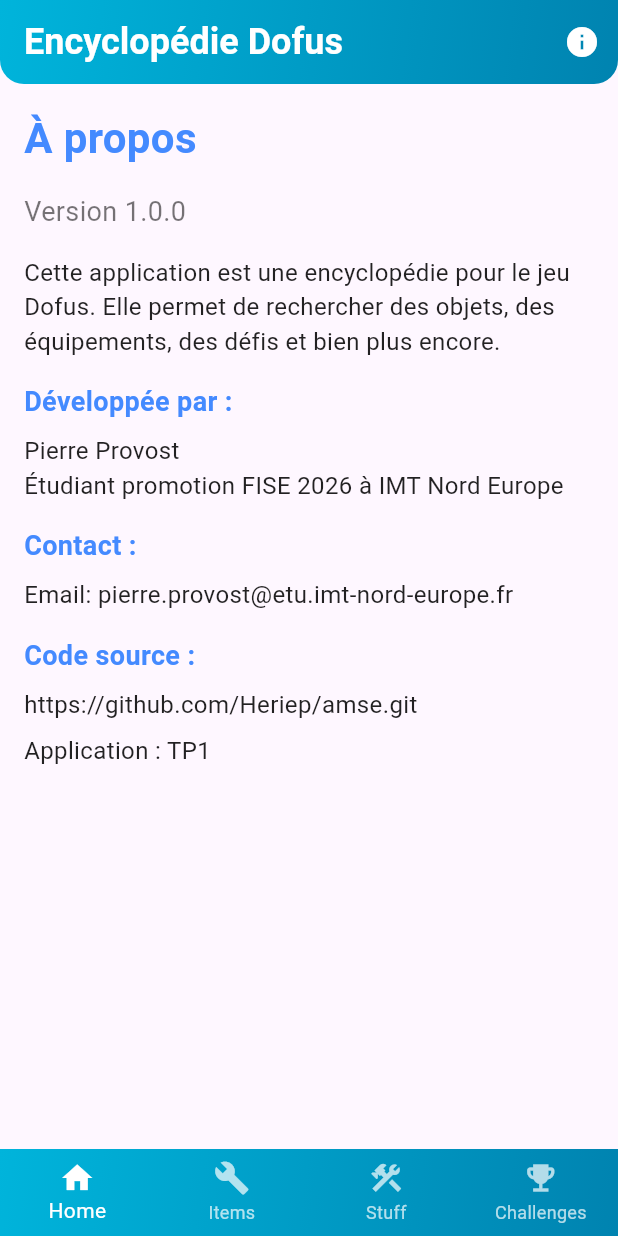
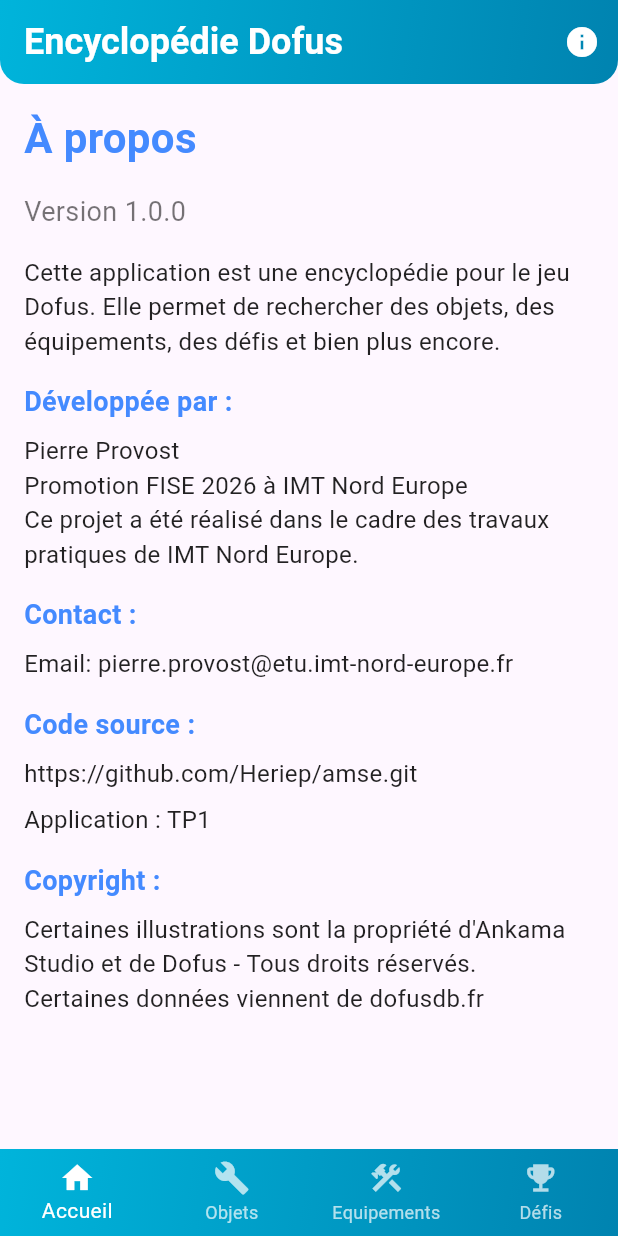
Before and after one commit to Heriep/amse, a Flutter app: the screen it shows after launch, after a tap on the "arrow forward" icon, after a tap on the "info" icon, on a phone screen of 412 x 824 dp. Run offline on Flutter 3.47's test engine with Material 3 defaults, Android fonts, the phone set to English and light mode, and no system bars; our stand-ins replace shared_preferences; network calls fail.

Commit message:
update about and navbar

```diff
--- a/tp1/lib/main.dart
+++ b/tp1/lib/main.dart
@@ -102,15 +102,15 @@ class _MyHomePageState extends State<MyHomePage> {
           backgroundColor: Colors.transparent,
           elevation: 0,
           items: const <BottomNavigationBarItem>[
-            BottomNavigationBarItem(icon: Icon(Icons.home), label: 'Home'),
-            BottomNavigationBarItem(icon: Icon(Icons.build), label: 'Items'),
+            BottomNavigationBarItem(icon: Icon(Icons.home), label: 'Accueil'),
+            BottomNavigationBarItem(icon: Icon(Icons.build), label: 'Objets'),
             BottomNavigationBarItem(
               icon: Icon(Icons.construction),
-              label: 'Stuff',
+              label: 'Equipements',
             ),
             BottomNavigationBarItem(
               icon: Icon(Icons.emoji_events),
-              label: 'Challenges',
+              label: 'Défis',
             ),
           ],
           currentIndex: _selectedIndex,
--- a/tp1/lib/pages/about.dart
+++ b/tp1/lib/pages/about.dart
@@ -6,7 +6,7 @@ class PageAbout extends StatelessWidget {
   @override
   Widget build(BuildContext context) {
     return Scaffold(
-      body: Padding(
+      body: SingleChildScrollView(
         padding: const EdgeInsets.all(16.0),
         child: Column(
           crossAxisAlignment: CrossAxisAlignment.start,
@@ -40,7 +40,7 @@ class PageAbout extends StatelessWidget {
             ),
             SizedBox(height: 8),
             Text(
-              'Pierre Provost\nÉtudiant promotion FISE 2026 à IMT Nord Europe',
+              'Pierre Provost\nPromotion FISE 2026 à IMT Nord Europe\nCe projet a été réalisé dans le cadre des travaux pratiques de IMT Nord Europe.',
               style: TextStyle(fontSize: 16, color: Colors.black87),
             ),
             SizedBox(height: 16),
@@ -76,6 +76,20 @@ class PageAbout extends StatelessWidget {
               'Application : TP1',
               style: TextStyle(fontSize: 16, color: Colors.black87),
             ),
+            SizedBox(height: 16),
+            Text(
+              'Copyright :',
+              style: TextStyle(
+                fontSize: 18,
+                fontWeight: FontWeight.bold,
+                color: Colors.blueAccent,
+              ),
+            ),
+            SizedBox(height: 8),
+            Text(
+              'Certaines illustrations sont la propriété d\'Ankama Studio et de Dofus - Tous droits réservés.\nCertaines données viennent de dofusdb.fr',
+              style: TextStyle(fontSize: 16, color: Colors.black87),
+            ),
           ],
         ),
       ),
```
Also changed, not shown: tp1/lib/pages/challenges.dart (+25 -7 lines).
